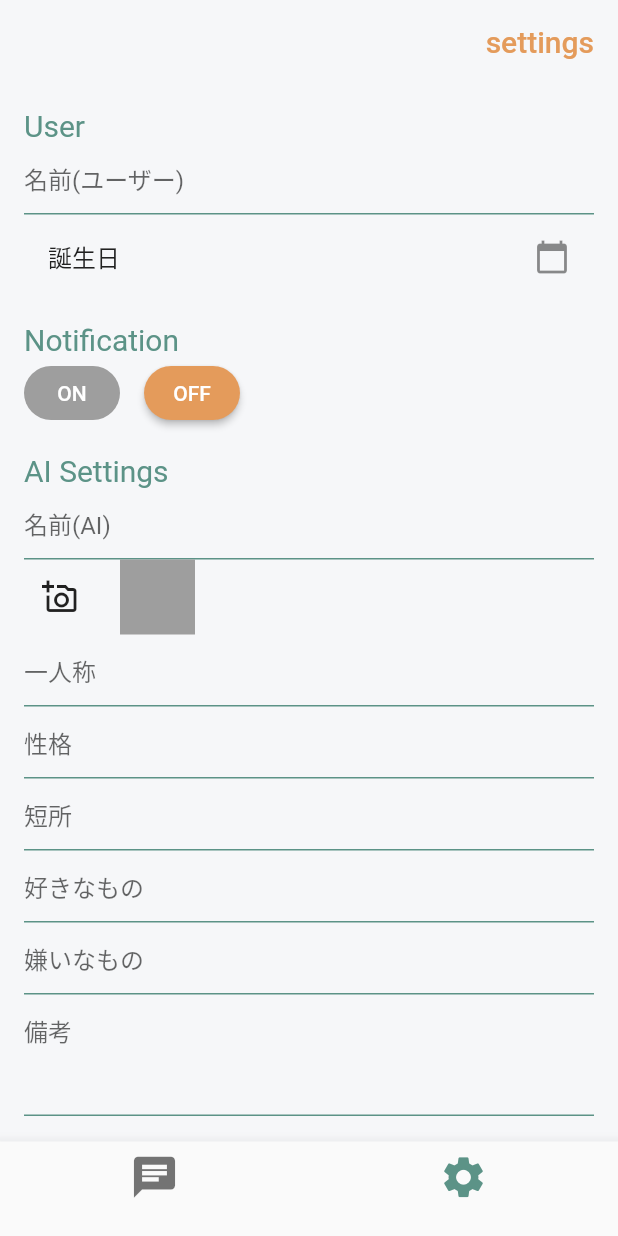
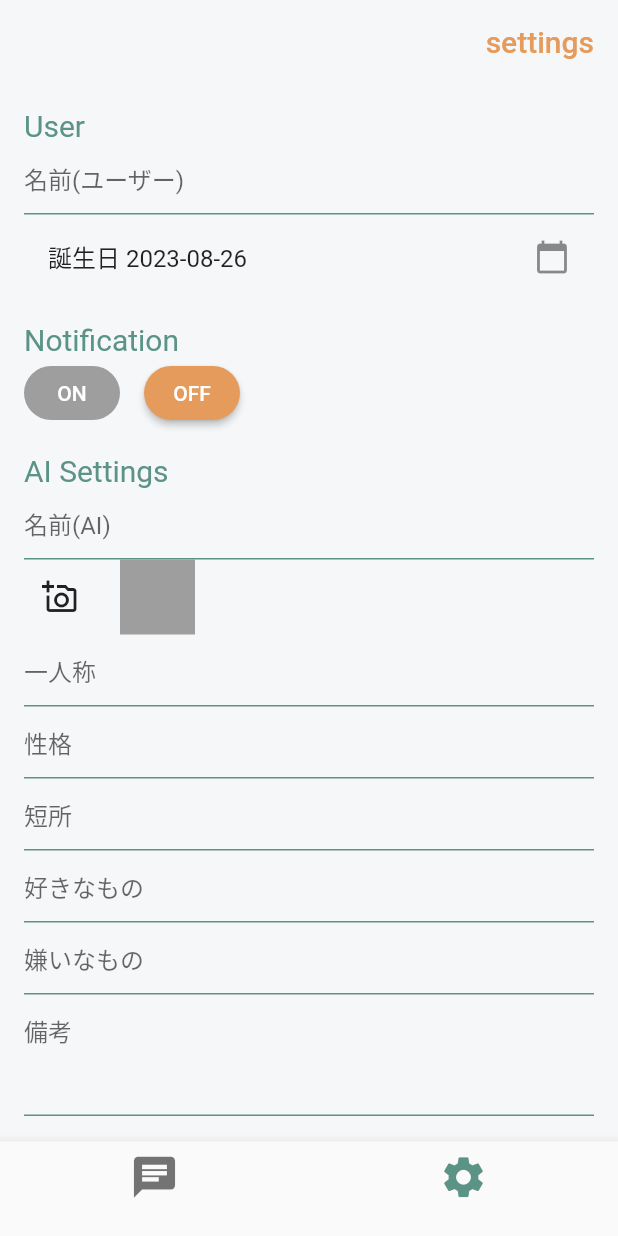
Before and after one commit to matsuo1234567/diaryapp, a Flutter app: the screen it shows after launch, item 2 of the bottom bar chosen, on a phone screen of 412 x 824 dp. Run offline on Flutter 3.47's test engine with Material 2 defaults, Android fonts, the phone set to English and light mode, and no system bars; our stand-ins replace flutter_chat_types, flutter_chat_ui, flutter_dotenv, image_picker; missing offline and left inert: dart_openai.

Commit message:
add: 入力された日付と時刻を表示させる

```diff
--- a/diaryapp/lib/body/setting.dart
+++ b/diaryapp/lib/body/setting.dart
@@ -14,7 +14,6 @@ class SettingsPage extends StatefulWidget {
 }
 
 class _SettingsPageState extends State<SettingsPage> {
-  final ImagePicker _userPicker = ImagePicker();
   final ImagePicker _aiPicker = ImagePicker();
   File? _aiFile;
   bool isNotificationOn = false;
@@ -68,7 +67,7 @@ class _SettingsPageState extends State<SettingsPage> {
             _buildTextField('名前(ユーザー)'),
             ListTile(
               title: Text(
-                  "誕生日"),
+                  "誕生日 ${selectedDate.toLocal().toString().split(' ')[0]}"),
               trailing: Icon(Icons.calendar_today),
               onTap: () => _selectDate(context),
             ),
@@ -77,8 +76,7 @@ class _SettingsPageState extends State<SettingsPage> {
             _buildNotificationButtons(),
             if (isNotificationOn)
               ListTile(
-                title:
-                    Text("通知時間"),
+                title: Text("通知時間 ${selectedTime.format(context)}"),
                 trailing: Icon(Icons.access_time),
                 onTap: () => _selectTime(context),
               ),
```
